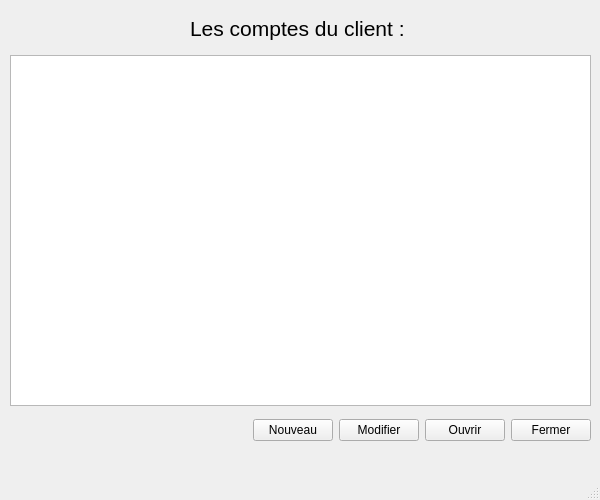
Before: the Qt Designer form uilistaccount.ui in MohamedSadio/banking-system, drawn with Qt 5.
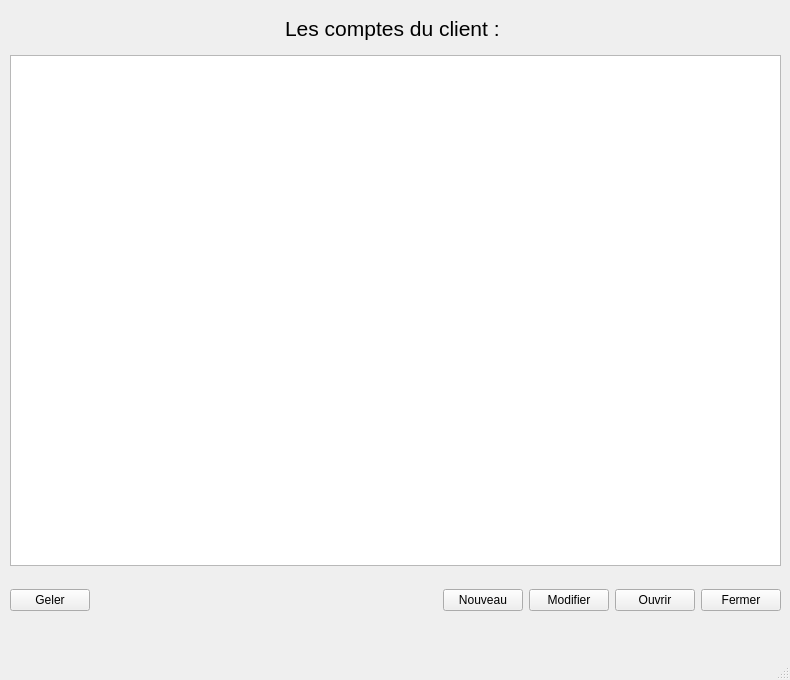
After: the same form once the commit is applied.

```diff
--- a/uilistaccount.ui
+++ b/uilistaccount.ui
@@ -6,20 +6,20 @@
    <rect>
     <x>0</x>
     <y>0</y>
-    <width>600</width>
-    <height>500</height>
+    <width>790</width>
+    <height>680</height>
    </rect>
   </property>
   <property name="minimumSize">
    <size>
-    <width>600</width>
-    <height>500</height>
+    <width>790</width>
+    <height>680</height>
    </size>
   </property>
   <property name="maximumSize">
    <size>
-    <width>600</width>
-    <height>500</height>
+    <width>790</width>
+    <height>680</height>
    </size>
   </property>
   <property name="windowTitle">
@@ -31,7 +31,7 @@
      <rect>
       <x>10</x>
       <y>10</y>
-      <width>581</width>
+      <width>771</width>
       <height>37</height>
      </rect>
     </property>
@@ -81,8 +81,8 @@
      <rect>
       <x>10</x>
       <y>55</y>
-      <width>581</width>
-      <height>351</height>
+      <width>771</width>
+      <height>511</height>
      </rect>
     </property>
     <layout class="QHBoxLayout" name="horizontalLayoutTableview">
@@ -99,12 +99,19 @@
     <property name="geometry">
      <rect>
       <x>10</x>
-      <y>410</y>
-      <width>581</width>
+      <y>580</y>
+      <width>771</width>
       <height>41</height>
      </rect>
     </property>
     <layout class="QHBoxLayout" name="horizontalLayoutButtons">
+     <item>
+      <widget class="QPushButton" name="pushButtonGeler">
+       <property name="text">
+        <string>Geler</string>
+       </property>
+      </widget>
+     </item>
      <item>
       <spacer name="horizontalSpacerButtons">
        <property name="orientation">
```
Left out of the diff: 4 changed lines with no effect on the pictures.
